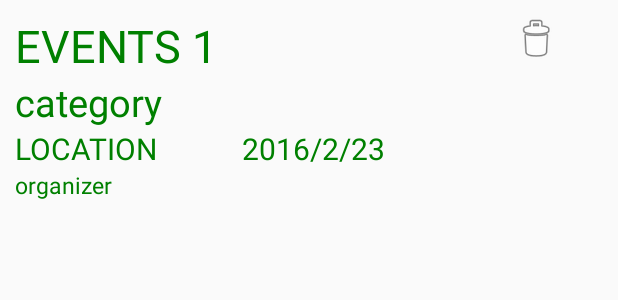
After one commit to SagunPandit/EVENT, an Android app: the layout events_details.xml on its own in the app's theme, with its tools: preview values and no code run, on a phone screen of 412 x 824 dp. The commit adds this screen. Shown: the top 300 px of the screen. Run offline under Robolectric (Android 15) with nearby library versions, the phone set to English and light mode, and no system bars; network calls fail.

Commit message:
Upto Delete Events

```diff
--- a/app/src/main/AndroidManifest.xml
+++ b/app/src/main/AndroidManifest.xml
@@ -39,7 +39,11 @@
             android:theme="@style/AppTheme.NoActionBar" />
         <activity
             android:name=".Upload"
-            android:screenOrientation="portrait"></activity>
+            android:screenOrientation="portrait" />
+        <activity android:name=".UserDetails"
+            android:screenOrientation="portrait"
+            android:theme="@style/AppTheme.NoActionBar">
+        </activity>
     </application>
 
 </manifest>
--- /dev/null
+++ b/app/src/main/res/layout/events_details.xml
@@ -0,0 +1,93 @@
+<?xml version="1.0" encoding="utf-8"?>
+<RelativeLayout xmlns:android="http://schemas.android.com/apk/res/android"
+    android:layout_width="match_parent" android:layout_height="wrap_content">
+
+    <LinearLayout
+        android:layout_width="match_parent"
+        android:layout_height="wrap_content"
+        android:orientation="horizontal">
+
+        <LinearLayout
+            android:id="@+id/linear1"
+            android:layout_width="0dp"
+            android:layout_weight="3"
+            android:layout_height="wrap_content"
+            android:orientation="vertical">
+
+            <LinearLayout
+                android:layout_width="match_parent"
+                android:layout_height="wrap_content"
+                android:orientation="vertical">
+                <TextView
+                    android:id="@+id/eventLabel"
+                    android:layout_width="wrap_content"
+                    android:layout_weight="1"
+                    android:layout_height="0dp"
+                    android:layout_marginLeft="10dp"
+                    android:layout_marginRight="10dp"
+                    android:layout_marginTop="10dp"
+                    android:text="EVENTS 1"
+                    android:textSize="30sp"
+                    android:textColor="#008000"/>
+                <TextView
+                    android:id="@+id/eventCategory"
+                    android:layout_width="wrap_content"
+                    android:layout_weight="1"
+                    android:layout_height="0dp"
+                    android:layout_marginLeft="10dp"
+                    android:layout_marginRight="10dp"
+                    android:text="category"
+                    android:textSize="25sp"
+                    android:textColor="#008000"/>
+             </LinearLayout>
+
+            <LinearLayout
+                android:layout_width="match_parent"
+                android:layout_height="wrap_content"
+                android:orientation="horizontal">
+                <TextView
+                    android:id="@+id/eventLocation"
+                    android:layout_width="0dp"
+                    android:layout_weight="1"
+                    android:layout_height="wrap_content"
+                    android:layout_marginLeft="10dp"
+                    android:layout_marginRight="10dp"
+                    android:text="LOCATION"
+                    android:textSize="20sp"
+                    android:textColor="#008000"/>
+
+                <TextView
+                    android:id="@+id/eventDate"
+                    android:layout_width="0dp"
+                    android:layout_weight="1"
+                    android:layout_height="wrap_content"
+                    android:layout_marginLeft="10dp"
+                    android:layout_marginRight="10dp"
+                    android:text="2016/2/23"
+                    android:textSize="20sp"
+                    android:textColor="#008000"/>
+            </LinearLayout>
+            <TextView
+                android:id="@+id/eventOrganizer"
+                android:layout_width="wrap_content"
+                android:layout_height="wrap_content"
+                android:layout_marginLeft="10dp"
+                android:layout_marginRight="10dp"
+                android:text="organizer"
+                android:textSize="15sp"
+                android:textColor="#008000"/>
+        </LinearLayout>
+
+        <ImageButton
+            android:id="@+id/eventDelete"
+            android:layout_width="34dp"
+            android:layout_height="wrap_content"
+            android:background="@android:color/transparent"
+            android:src="@android:drawable/ic_menu_delete"
+
+            android:layout_marginTop="10dp"
+            android:layout_weight="0.74" />
+
+    </LinearLayout>
+
+</RelativeLayout>
```
Also changed, not shown: app/src/main/java/semproject/nevent/DeleteRequest.java (added, +37 -0 lines), app/src/main/java/semproject/nevent/EventRecyclerView.java (added, +180 -0 lines), app/src/main/java/semproject/nevent/HomePage.java (+146 -25 lines), app/src/main/java/semproject/nevent/RecyclerRequest.java (added, +32 -0 lines), app/src/main/java/semproject/nevent/Upload.java (+5 -2 lines), app/src/main/java/semproject/nevent/UserDetails.java (added, +28 -0 lines), app/src/main/res/layout/activity_user_details.xml (added, +24 -0 lines), app/src/main/res/layout/app_bar_homepage.xml (+14 -12 lines).
